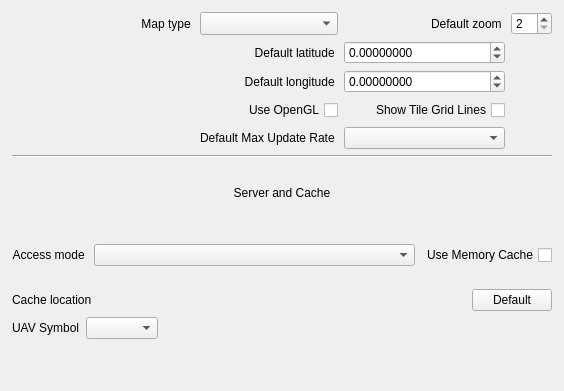
Above: ground/openpilotgcs/src/plugins/opmap/opmapgadgetoptionspage.ui from openpilot/OpenPilot before the change. Below: the same form after it.
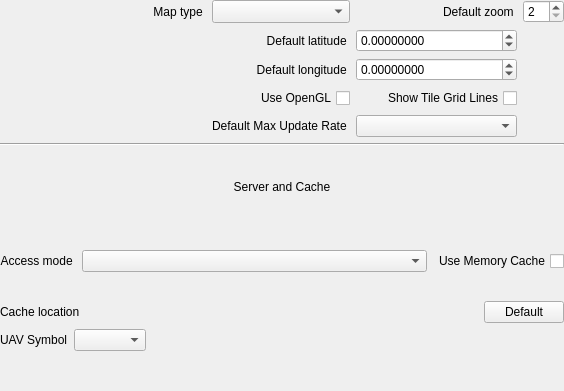
That is the form after the change. Custom widgets are drawn as their Qt base class.

Commit message: OP-833 gcs options dialog polishing: zeroed margin of top level widget

What changed in the file:
```diff
--- a/ground/openpilotgcs/src/plugins/opmap/opmapgadgetoptionspage.ui
+++ b/ground/openpilotgcs/src/plugins/opmap/opmapgadgetoptionspage.ui
@@ -57,7 +57,7 @@
       </property>
       <layout class="QGridLayout" name="gridLayout">
        <property name="margin">
-        <number>12</number>
+        <number>0</number>
        </property>
        <item row="6" column="0" colspan="2">
         <layout class="QHBoxLayout" name="horizontalLayout_2">
```
The commit also changes 2 other files.
